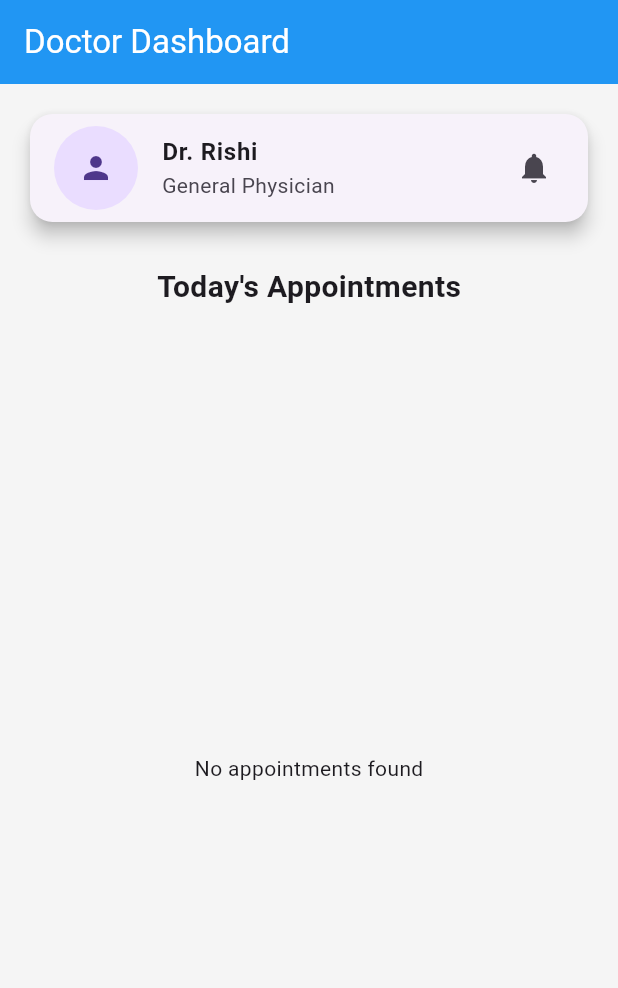
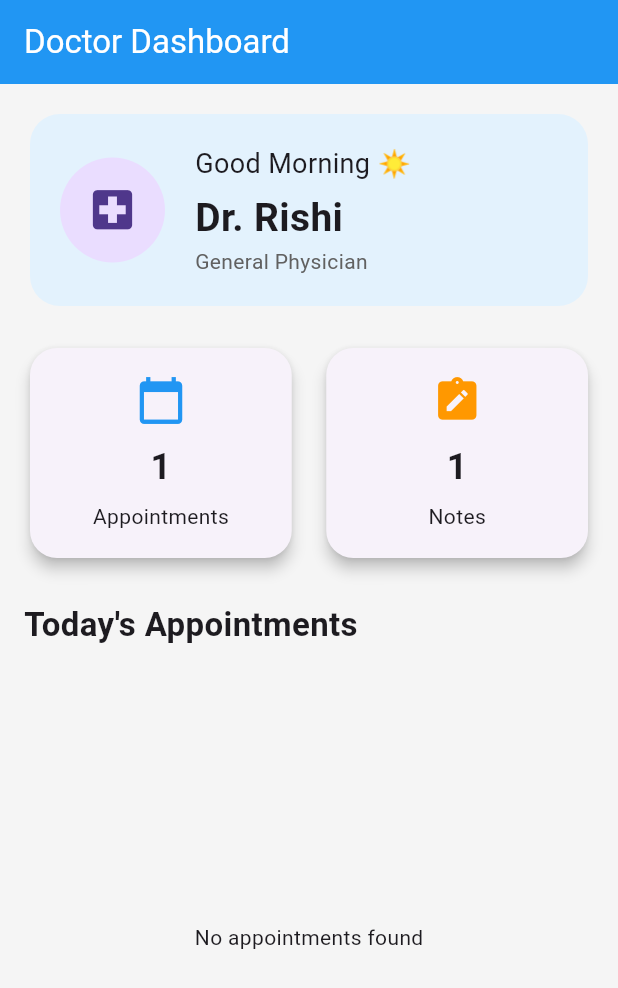
Before and after one commit to Rishab-Dani/DoctorTelehealthApp, a Flutter app: the DashboardScreen screen opened directly, on a phone screen of 412 x 824 dp. Shown: the top 988 px of the screen. Run offline on Flutter 3.47's test engine with Material 3 defaults, Android fonts, the phone set to English and light mode, and no system bars; our stand-ins replace cloud_firestore, firebase_auth, firebase_core; missing offline and left inert: zego_uikit_prebuilt_call; accounts and stored records are empty.

Commit message:
Professional Dashboard Redesign

```diff
--- a/lib/screens/appointment/appointment_screen.dart
+++ b/lib/screens/appointment/appointment_screen.dart
@@ -2,6 +2,7 @@ import 'package:flutter/material.dart';
 
 import '../ video_call/video_call_screen.dart';
 import '../../models/appointment.dart';
+import '../../services/video_call_service.dart';
 import '../../widgets/appointment_action_buttons.dart';
 import '../../widgets/appointment_status_chip.dart';
 import '../../widgets/patient_info_card.dart';
@@ -58,40 +59,29 @@ class AppointmentScreen extends StatelessWidget {
                   "confirmed",
 
               // video call button
-              // onVideoCall: () {
-              //   Navigator.push(
-              //
-              //     context,
-              //
-              //     MaterialPageRoute(
-              //
-              //       builder: (_)=>VideoCallScreen(
-              //
-              //         userId: appointment.patientId,
-              //
-              //         userName: appointment.patientName,
-              //
-              //         callId: appointment.id,
-              //
-              //       ),
-              //
-              //     ),
-              //
-              //   );
-              //
-              // },
-
               onVideoCall: () {
                 Navigator.push(
+
                   context,
+
                   MaterialPageRoute(
-                    builder: (_) => VideoCallScreen(
-                      userId: "doctor_001",
-                      userName: "Dr. Rishi",
-                      callId: appointment.id,
+
+                    builder: (_)=>VideoCallScreen(
+
+                      userId: VideoCallService.getUserId(),
+
+                      userName: VideoCallService.getUserName(),
+
+                      callId: VideoCallService.generateCallId(
+                        appointment.id,
+                      ),
+
                     ),
+
                   ),
+
                 );
+
               },
 
               onCancel: () {
--- a/lib/screens/dashboard/dashboard_screen.dart
+++ b/lib/screens/dashboard/dashboard_screen.dart
@@ -2,6 +2,9 @@ import 'package:flutter/material.dart';
 import 'package:provider/provider.dart';
 import '../../models/appointment.dart';
 import '../../providers/appointment_provider.dart';
+import '../../widgets/dashboard_header.dart';
+import '../../widgets/dashboard_stat_card.dart';
+import '../../widgets/dashboard_statistics.dart';
 import '../appointment/appointment_screen.dart';
 
 class DashboardScreen extends StatelessWidget {
@@ -27,39 +30,27 @@ class DashboardScreen extends StatelessWidget {
           children: [
 
             // doctor card
-            Card(
-              elevation: 5,
+            const DashboardHeader(),
 
-              shape: RoundedRectangleBorder(
-                borderRadius: BorderRadius.circular(15),
-              ),
+            const SizedBox(height: 20),
 
-              child: ListTile(
-                leading: const CircleAvatar(
-                  radius: 28,
-                  child: Icon(Icons.person),
-                ),
-
-                title: const Text(
-                  "Dr. Rishi",
-                  style: TextStyle(
-                    fontWeight: FontWeight.bold,
-                  ),
-                ),
-
-                subtitle: const Text("General Physician"),
-
-                trailing: const Icon(Icons.notifications),
-              ),
+            // DashboardStatistics
+            const DashboardStatistics(
+              appointments: 1,
+              notes: 1,
             ),
 
             const SizedBox(height: 25),
 
-            const Text(
-              "Today's Appointments",
-              style: TextStyle(
-                fontSize: 20,
-                fontWeight: FontWeight.bold,
+            // Today's appointments
+            const Align(
+              alignment: Alignment.centerLeft,
+              child: Text(
+                "Today's Appointments",
+                style: TextStyle(
+                  fontSize: 22,
+                  fontWeight: FontWeight.bold,
+                ),
               ),
             ),
 
--- /dev/null
+++ b/lib/services/video_call_service.dart
@@ -0,0 +1,23 @@
+import 'package:firebase_auth/firebase_auth.dart';
+
+class VideoCallService {
+
+  static String getUserId() {
+    return FirebaseAuth.instance.currentUser!.uid;
+  }
+
+  static String getUserName() {
+
+    final user = FirebaseAuth.instance.currentUser;
+
+    return user?.email ?? "Doctor";
+
+  }
+
+  static String generateCallId(String appointmentId) {
+
+    return "appointment_$appointmentId";
+
+  }
+
+}
--- /dev/null
+++ b/lib/widgets/dashboard_header.dart
@@ -0,0 +1,66 @@
+import 'package:flutter/material.dart';
+
+class DashboardHeader extends StatelessWidget {
+  const DashboardHeader({super.key});
+
+  String getGreeting() {
+    final hour = DateTime.now().hour;
+
+    if (hour < 12) return "Good Morning ☀️";
+    if (hour < 17) return "Good Afternoon 🌤️";
+    return "Good Evening 🌙";
+  }
+
+  @override
+  Widget build(BuildContext context) {
+    return Card(
+      elevation: 0,
+      color: Colors.blue.shade50,
+      shape: RoundedRectangleBorder(
+        borderRadius: BorderRadius.circular(20),
+      ),
+      child: Padding(
+        padding: const EdgeInsets.all(20),
+        child: Row(
+          children: [
+            const CircleAvatar(
+              radius: 35,
+              child: Icon(
+                Icons.local_hospital,
+                size: 35,
+              ),
+            ),
+            const SizedBox(width: 20),
+            Expanded(
+              child: Column(
+                crossAxisAlignment: CrossAxisAlignment.start,
+                children: [
+                  Text(
+                    getGreeting(),
+                    style: const TextStyle(
+                      fontSize: 18,
+                    ),
+                  ),
+                  const SizedBox(height: 5),
+                  const Text(
+                    "Dr. Rishi",
+                    style: TextStyle(
+                      fontSize: 26,
+                      fontWeight: FontWeight.bold,
+                    ),
+                  ),
+                  Text(
+                    "General Physician",
+                    style: TextStyle(
+                      color: Colors.grey.shade700,
+                    ),
+                  ),
+                ],
+              ),
+            ),
+          ],
+        ),
+      ),
+    );
+  }
+}
--- /dev/null
+++ b/lib/widgets/dashboard_stat_card.dart
@@ -0,0 +1,46 @@
+import 'package:flutter/material.dart';
+
+class DashboardStatCard extends StatelessWidget {
+  final String title;
+  final String value;
+  final IconData icon;
+  final Color color;
+
+  const DashboardStatCard({
+    super.key,
+    required this.title,
+    required this.value,
+    required this.icon,
+    required this.color,
+  });
+
+  @override
+  Widget build(BuildContext context) {
+    return Expanded(
+      child: Card(
+        elevation: 4,
+        shape: RoundedRectangleBorder(
+          borderRadius: BorderRadius.circular(18),
+        ),
+        child: Padding(
+          padding: const EdgeInsets.all(18),
+          child: Column(
+            children: [
+              Icon(icon, color: color, size: 34),
+              const SizedBox(height: 10),
+              Text(
+                value,
+                style: const TextStyle(
+                  fontSize: 24,
+                  fontWeight: FontWeight.bold,
+                ),
+              ),
+              const SizedBox(height: 6),
+              Text(title),
+            ],
+          ),
+        ),
+      ),
+    );
+  }
+}
--- /dev/null
+++ b/lib/widgets/dashboard_statistics.dart
@@ -0,0 +1,34 @@
+import 'package:flutter/material.dart';
+import 'dashboard_stat_card.dart';
+
+class DashboardStatistics extends StatelessWidget {
+  final int appointments;
+  final int notes;
+
+  const DashboardStatistics({
+    super.key,
+    required this.appointments,
+    required this.notes,
+  });
+
+  @override
+  Widget build(BuildContext context) {
+    return Row(
+      children: [
+        DashboardStatCard(
+          title: "Appointments",
+          value: appointments.toString(),
+          icon: Icons.calendar_today,
+          color: Colors.blue,
+        ),
+        const SizedBox(width: 15),
+        DashboardStatCard(
+          title: "Notes",
+          value: notes.toString(),
+          icon: Icons.note_alt,
+          color: Colors.orange,
+        ),
+      ],
+    );
+  }
+}
```
